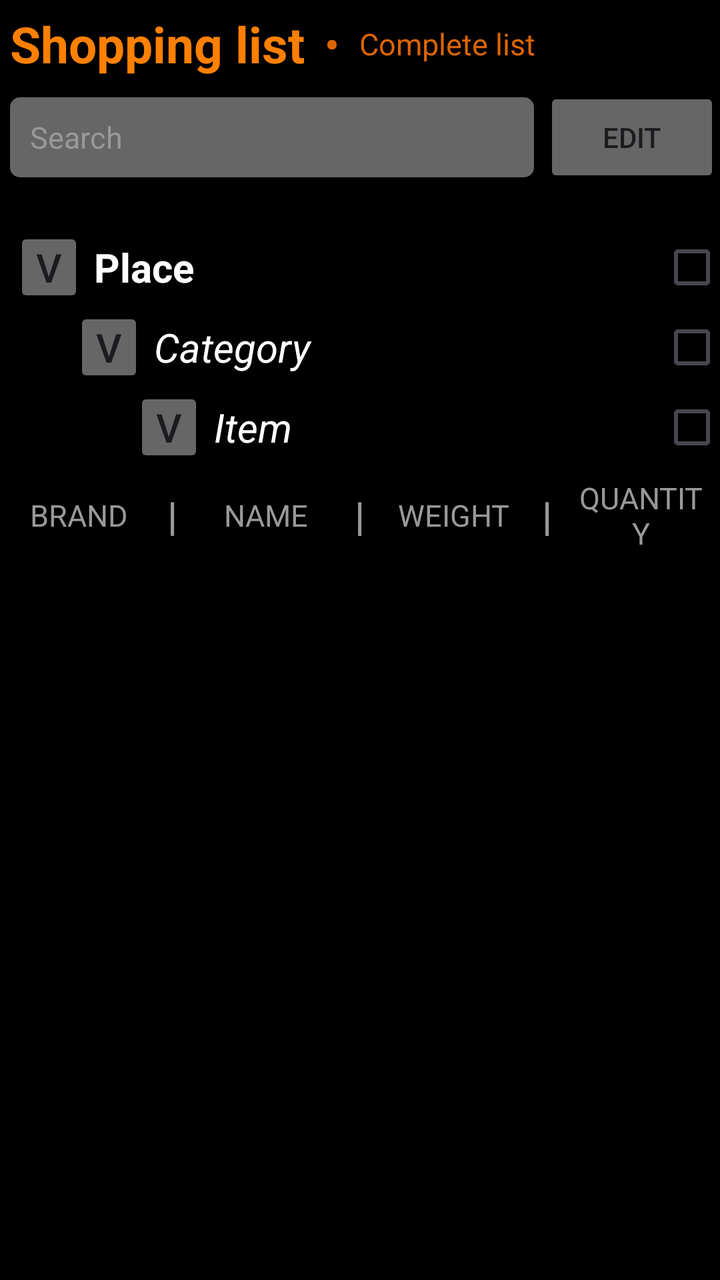
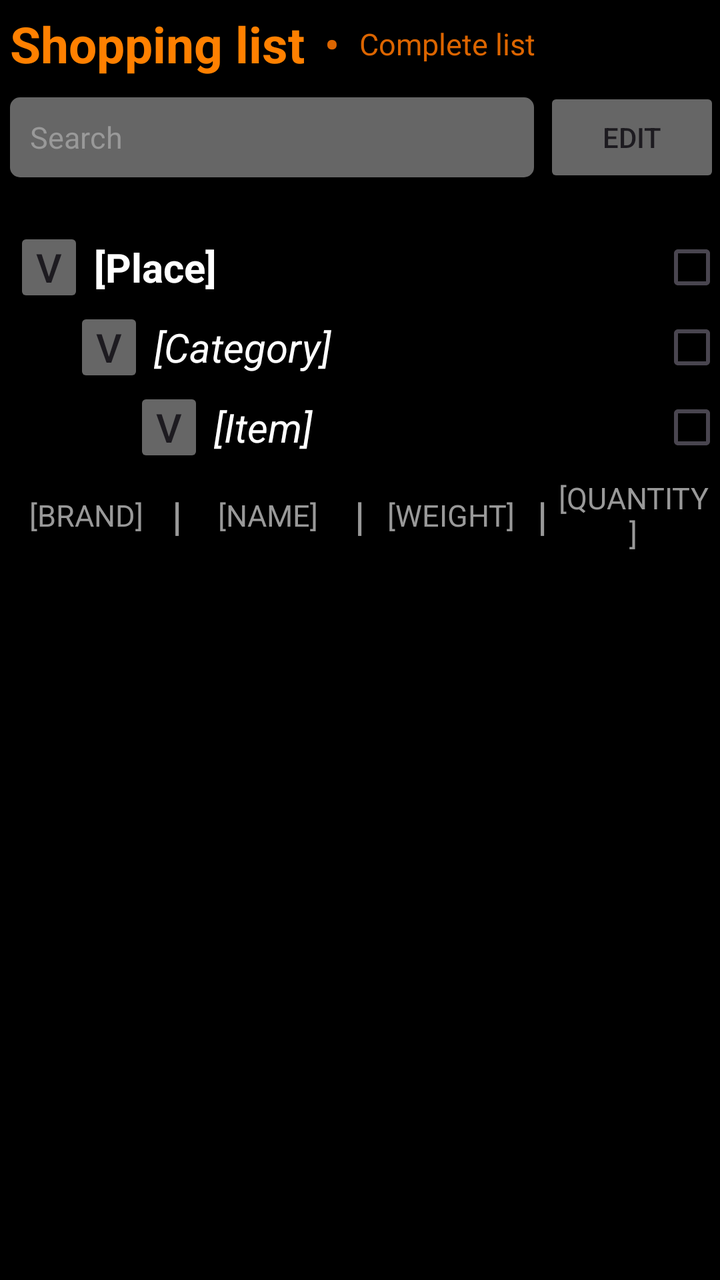

Two renders of the same Android screen: before a commit and after it. Below are the layout's source before the change and the commit's diff.
<!-- AndroidManifest.xml: application theme Theme.Money -->
<!-- res/layout/shopping.xml -->
<?xml version="1.0" encoding="utf-8"?>
<androidx.constraintlayout.widget.ConstraintLayout
    xmlns:android="http://schemas.android.com/apk/res/android"
    xmlns:app="http://schemas.android.com/apk/res-auto"
    android:layout_width="match_parent"
    android:layout_height="match_parent"
    android:background="@color/black">

    <LinearLayout
        android:id="@+id/top_section"

        android:gravity="start"
        android:layout_width="match_parent"
        android:layout_height="wrap_content"
        android:orientation="vertical"
        app:layout_constraintStart_toStartOf="parent"
        app:layout_constraintEnd_toEndOf="parent"
        app:layout_constraintTop_toTopOf="parent">

        <LinearLayout
            android:id="@+id/action_bar"
            android:gravity="center"
            android:layout_height="wrap_content"
            android:layout_width="wrap_content"
            android:orientation="horizontal"
            app:layout_constraintStart_toStartOf="parent"
            app:layout_constraintTop_toTopOf="parent">

            <TextView
                android:id="@+id/a_shopping"
                android:text="@string/a_shopping"

                android:layout_width="wrap_content"
                android:layout_height="wrap_content"
                android:padding="5dp"
                android:textColor="#ff8000"
                android:textSize="25sp"
                android:textStyle="bold"/>

            <TextView
                android:text="@string/a_separator"

                android:layout_height="wrap_content"
                android:layout_width="wrap_content"
                android:padding="5dp"
                android:textColor="#dc6500"
                android:textSize="20sp"
                android:textStyle="bold"/>

            <TextView
                android:id="@+id/a_complete"
                android:text="@string/a_complete"

                android:layout_height="wrap_content"
                android:layout_width="wrap_content"
                android:padding="5dp"
                android:textColor="#dc6500"
                android:textSize="15sp"
                android:clickable="true"
                android:focusable="true"/>
        </LinearLayout>

        <LinearLayout
            android:id="@+id/search_bar"

            android:gravity="center"
            android:layout_width="match_parent"
            android:layout_height="wrap_content"
            android:orientation="horizontal">

            <EditText
                android:id="@+id/a_search"
                android:background="@drawable/search_background"
                android:hint="@string/a_search"

                android:layout_width="0dp"
                android:layout_height="40dp"
                android:layout_weight="1"
                android:layout_marginStart="5dp"
                android:layout_marginEnd="5dp"
                android:padding="10dp"
                android:importantForAutofill="no"
                android:inputType="text"
                android:textColorHint="#999999"
                android:textColor="#FFFFFF"
                android:textSize="15sp"/>

            <androidx.appcompat.widget.AppCompatButton
                android:id="@+id/s_edit"
                android:text="@string/s_edit"

                android:layout_width="wrap_content"
                android:layout_height="50dp"
                android:backgroundTint="#666666"/>
        </LinearLayout>
    </LinearLayout>

    <ScrollView
        android:id="@+id/scroll_view"

        android:layout_width="match_parent"
        android:layout_height="0dp"
        android:layout_marginTop="20dp"
        android:fillViewport="true"

        app:layout_constraintTop_toBottomOf="@id/top_section"
        app:layout_constraintBottom_toBottomOf="parent"
        app:layout_constraintStart_toStartOf="parent"
        app:layout_constraintEnd_toEndOf="parent">

        <LinearLayout
            android:id="@+id/scroll"

            android:layout_width="match_parent"
            android:layout_height="wrap_content"
            android:orientation="vertical">

            <LinearLayout
                android:id="@+id/group"

                android:layout_width="match_parent"
                android:layout_height="wrap_content"
                android:orientation="vertical">

                <LinearLayout
                    android:id="@+id/place_section"

                    android:layout_width="match_parent"
                    android:layout_height="wrap_content"
                    android:orientation="vertical">

                    <LinearLayout
                        android:id="@+id/place_bar"

                        android:layout_width="match_parent"
                        android:layout_height="wrap_content"
                        android:orientation="horizontal"
                        android:layout_marginStart="7dp">

                        <androidx.appcompat.widget.AppCompatButton
                            android:id="@+id/a_p_expand"

                            android:layout_width="35dp"
                            android:layout_height="40dp"
                            android:backgroundTint="#666666"
                            android:text="@string/a_p_expand"
                            android:textSize="20sp"
                            android:textColor="#1d1b20"
                            android:padding="0dp"
                            android:insetTop="0dp"
                            android:insetBottom="0dp"
                            android:gravity="center" />

                        <TextView
                            android:id="@+id/a_p_name"
                            android:text="@string/a_p_name"

                            android:layout_width="wrap_content"
                            android:layout_height="wrap_content"
                            android:padding="5dp"
                            android:textColor="#FFFFFF"
                            android:textSize="20sp"
                            android:textStyle="bold"
                            android:layout_weight="1"/>

                        <androidx.appcompat.widget.AppCompatCheckBox
                            android:id="@+id/s_p_box"

                            android:layout_width="30dp"
                            android:layout_height="30dp"
                            android:backgroundTint="#666666"
                            android:textColor="#1d1b20"
                            android:padding="0dp"
                            android:insetTop="0dp"
                            android:insetBottom="0dp"
                            android:layout_gravity="center_vertical"
                            android:gravity="center"/>
                    </LinearLayout>
                </LinearLayout>

                <LinearLayout
                    android:id="@+id/category_section"

                    android:layout_width="match_parent"
                    android:layout_height="wrap_content"
                    android:orientation="vertical"
                    android:layout_marginStart="30dp">

                    <LinearLayout
                        android:id="@+id/category_bar"

                        android:layout_width="match_parent"
                        android:layout_height="wrap_content"
                        android:orientation="horizontal"
                        android:layout_marginStart="7dp">

                        <androidx.appcompat.widget.AppCompatButton
                            android:id="@+id/a_c_expand"

                            android:layout_width="35dp"
                            android:layout_height="40dp"
                            android:backgroundTint="#666666"
                            android:text="@string/a_c_expand"
                            android:textSize="20sp"
                            android:textColor="#1d1b20"
                            android:padding="0dp"
                            android:insetTop="0dp"
                            android:insetBottom="0dp"
                            android:gravity="center"/>

                        <TextView
                            android:id="@+id/a_c_name"
                            android:text="@string/a_c_name"

                            android:layout_width="wrap_content"
                            android:layout_height="wrap_content"
                            android:padding="5dp"
                            android:textColor="#FFFFFF"
                            android:textSize="20sp"
                            android:layout_weight="1"
                            android:textStyle="italic"/>

                        <androidx.appcompat.widget.AppCompatCheckBox
                            android:id="@+id/s_c_box"

                            android:layout_width="30dp"
                            android:layout_height="30dp"
                            android:backgroundTint="#666666"
                            android:textColor="#1d1b20"
                            android:padding="0dp"
                            android:insetTop="0dp"
                            android:insetBottom="0dp"
                            android:layout_gravity="center_vertical"
                            android:gravity="center"/>

                    </LinearLayout>
                </LinearLayout>

                <LinearLayout
                    android:id="@+id/item_section"

                    android:layout_width="match_parent"
                    android:layout_height="wrap_content"
                    android:orientation="vertical">

                    <LinearLayout
                        android:id="@+id/edit_item_bar"

                        android:layout_width="match_parent"
                        android:layout_height="wrap_content"
                        android:orientation="horizontal"
                        android:gravity="center_vertical"
                        android:layout_marginStart="60dp"/>

                    <LinearLayout
                        android:id="@+id/item_bar"

                        android:layout_width="match_parent"
                        android:layout_height="wrap_content"
                        android:orientation="horizontal"
                        android:layout_marginStart="67dp">

                        <androidx.appcompat.widget.AppCompatButton
                            android:id="@+id/a_i_expand"

                            android:layout_width="35dp"
                            android:layout_height="40dp"
                            android:backgroundTint="#666666"
                            android:text="@string/a_i_expand"
                            android:textSize="20sp"
                            android:textColor="#1d1b20"
                            android:padding="0dp"
                            android:insetTop="0dp"
                            android:insetBottom="0dp"
                            android:gravity="center"/>

                        <TextView
                            android:id="@+id/a_i_name"
                            android:text="@string/a_i_name"

                            android:layout_width="wrap_content"
                            android:layout_height="wrap_content"
                            android:padding="5dp"
                            android:textColor="#FFFFFF"
                            android:textSize="20sp"
                            android:layout_weight="1"
                            android:textStyle="italic"/>

                        <androidx.appcompat.widget.AppCompatCheckBox
                            android:id="@+id/s_i_box"

                            android:layout_width="30dp"
                            android:layout_height="30dp"
                            android:backgroundTint="#666666"
                            android:textColor="#1d1b20"
                            android:padding="0dp"
                            android:insetTop="0dp"
                            android:insetBottom="0dp"
                            android:layout_gravity="center_vertical"
                            android:gravity="center"/>
                    </LinearLayout>

                    <TableLayout
                        android:id="@+id/item_brand_bar"

                        android:layout_width="match_parent"
                        android:layout_height="wrap_content"
                        android:layout_gravity="center_horizontal"
                        android:stretchColumns="0,2,4,6">

                        <TableRow
                            android:gravity="center_vertical"
                            android:fillViewport="true"
                            app:layout_constraintTop_toBottomOf="@id/item_bar"
                            >

                            <TextView
                                android:id="@+id/a_b_brand"
                                android:text="@string/a_b_brand"

                                android:layout_width="0dp"
                                android:layout_height="wrap_content"
                                android:layout_weight="1"
                                android:padding="5dp"
                                android:gravity="center"
                                android:textColor="#999999"
                                android:textSize="15sp"/>

                            <TextView
                                android:text="@string/a_s2"

                                android:layout_width="wrap_content"
                                android:layout_height="wrap_content"
                                android:padding="5dp"
                                android:textColor="#999999"
                                android:textSize="20sp"
                                android:textStyle="bold"/>

                            <TextView
                                android:id="@+id/a_b_name"
                                android:text="@string/a_b_name"

                                android:layout_width="0dp"
                                android:layout_height="wrap_content"
                                android:layout_weight="1"
                                android:padding="5dp"
                                android:gravity="center"
                                android:textColor="#999999"
                                android:textSize="15sp"/>

                            <TextView
                                android:text="@string/a_s2"

                                android:layout_width="wrap_content"
                                android:layout_height="wrap_content"
                                android:padding="5dp"
                                android:textColor="#999999"
                                android:textSize="20sp"
                                android:textStyle="bold"/>

                            <TextView
                                android:id="@+id/a_b_weight"
                                android:text="@string/a_b_weight"

                                android:layout_width="0dp"
                                android:layout_height="wrap_content"
                                android:layout_weight="1"
                                android:padding="5dp"
                                android:gravity="center"
                                android:textColor="#999999"
                                android:textSize="15sp"/>

                            <TextView
                                android:text="@string/a_s2"

                                android:layout_width="wrap_content"
                                android:layout_height="wrap_content"
                                android:padding="5dp"
                                android:textColor="#999999"
                                android:textSize="20sp"
                                android:textStyle="bold"/>

                            <TextView
                                android:id="@+id/a_b_quantity"
                                android:text="@string/a_b_quantity"

                                android:layout_width="0dp"
                                android:layout_height="wrap_content"
                                android:layout_weight="1"
                                android:padding="5dp"
                                android:gravity="center"
                                android:textColor="#999999"
                                android:textSize="15sp"/>
                        </TableRow>
                    </TableLayout>
                </LinearLayout>
            </LinearLayout>
        </LinearLayout>
    </ScrollView>
</androidx.constraintlayout.widget.ConstraintLayout>
<!-- resources referenced by this layout -->
<resources>
  <color name="black">#FF000000</color>
  <!-- drawable search_background (drawable) -->
  <shape xmlns:android="http://schemas.android.com/apk/res/android">
      <solid android:color="#666666"/>
      <corners android:radius="5dp"/>
  <stroke
      android:color="#666666" />
  </shape>
  <string name="a_b_brand">       BRAND</string>
  <string name="a_b_name">        NAME</string>
  <string name="a_b_quantity">    QUANTITY</string>
  <string name="a_b_weight">      WEIGHT</string>
  <string name="a_c_expand">      v</string>
  <string name="a_c_name">        Category</string>
  <string name="a_complete">      Complete list</string>
  <string name="a_i_expand">      v</string>
  <string name="a_i_name">        Item</string>
  <string name="a_p_expand">      v</string>
  <string name="a_p_name">        Place</string>
  <string name="a_s2">            |</string>
  <string name="a_search">        Search</string>
  <string name="a_separator">     •</string>
  <string name="a_shopping">      Shopping list</string>
  <string name="s_edit">          Edit</string>
  <style name="Theme.Money" parent="Theme.Material3.DayNight.NoActionBar">
          
          <item name="colorPrimary">@color/purple_500</item>
          <item name="colorPrimaryVariant">@color/purple_700</item>
          <item name="colorOnPrimary">@color/white</item>
          
          <item name="colorSecondary">@color/teal_200</item>
          <item name="colorSecondaryVariant">@color/teal_700</item>
          <item name="colorOnSecondary">@color/black</item>
          
          <item name="android:statusBarColor">?attr/colorPrimaryVariant</item>
          
      </style>
  <color name="purple_500">#dc6500</color>
  <color name="purple_700">#dc6500</color>
  <color name="white">#FFFFFFFF</color>
  <color name="teal_200">#ff8000</color>
  <color name="teal_700">#ff8000</color>
</resources>

<!-- the commit's change to res/layout/shopping.xml (unified diff, before → after) -->
@@ -311,8 +311,7 @@
                         <TableRow
                             android:gravity="center_vertical"
                             android:fillViewport="true"
-                            app:layout_constraintTop_toBottomOf="@id/item_bar"
-                            >
+                            app:layout_constraintTop_toBottomOf="@id/item_bar">
 
                             <TextView
                                 android:id="@+id/a_b_brand"
@@ -331,7 +330,6 @@
 
                                 android:layout_width="wrap_content"
                                 android:layout_height="wrap_content"
-                                android:padding="5dp"
                                 android:textColor="#999999"
                                 android:textSize="20sp"
                                 android:textStyle="bold"/>
@@ -353,7 +351,6 @@
 
                                 android:layout_width="wrap_content"
                                 android:layout_height="wrap_content"
-                                android:padding="5dp"
                                 android:textColor="#999999"
                                 android:textSize="20sp"
                                 android:textStyle="bold"/>
@@ -375,7 +372,6 @@
 
                                 android:layout_width="wrap_content"
                                 android:layout_height="wrap_content"
-                                android:padding="5dp"
                                 android:textColor="#999999"
                                 android:textSize="20sp"
                                 android:textStyle="bold"/>
<!-- resource entries referenced after the edit -->
@@ -8,17 +8,17 @@
   <stroke
       android:color="#666666" />
   </shape>
-  <string name="a_b_brand">       BRAND</string>
-  <string name="a_b_name">        NAME</string>
-  <string name="a_b_quantity">    QUANTITY</string>
-  <string name="a_b_weight">      WEIGHT</string>
+  <string name="a_b_brand">       [BRAND]</string>
+  <string name="a_b_name">        [NAME]</string>
+  <string name="a_b_quantity">    [QUANTITY]</string>
+  <string name="a_b_weight">      [WEIGHT]</string>
   <string name="a_c_expand">      v</string>
-  <string name="a_c_name">        Category</string>
+  <string name="a_c_name">        [Category]</string>
   <string name="a_complete">      Complete list</string>
   <string name="a_i_expand">      v</string>
-  <string name="a_i_name">        Item</string>
+  <string name="a_i_name">        [Item]</string>
   <string name="a_p_expand">      v</string>
-  <string name="a_p_name">        Place</string>
+  <string name="a_p_name">        [Place]</string>
   <string name="a_s2">            |</string>
   <string name="a_search">        Search</string>
   <string name="a_separator">     •</string>
